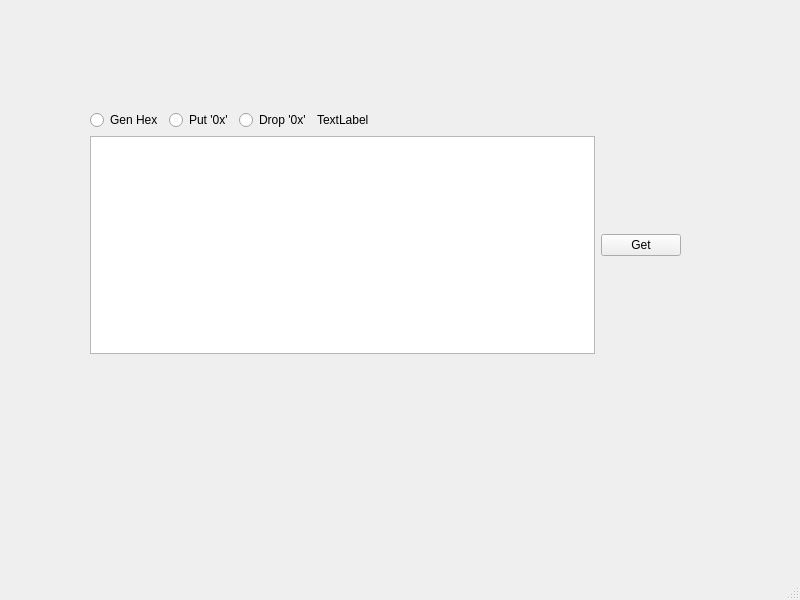
Qt form mainwindow.ui (GunwooYun/HexGenerator) before a commit.
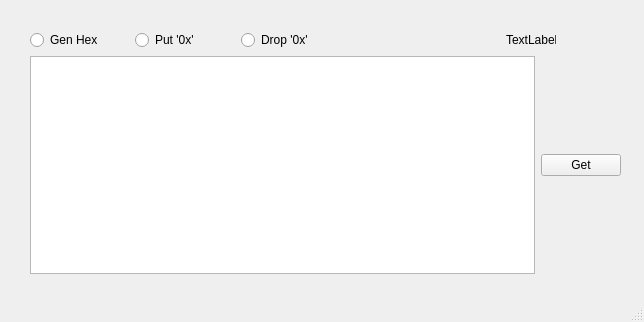
The same form after that commit.

What changed in the file:
```diff
--- a/mainwindow.ui
+++ b/mainwindow.ui
@@ -6,8 +6,8 @@
    <rect>
     <x>0</x>
     <y>0</y>
-    <width>800</width>
-    <height>600</height>
+    <width>644</width>
+    <height>322</height>
    </rect>
   </property>
   <property name="windowTitle">
@@ -17,8 +17,8 @@
    <widget class="QWidget" name="verticalLayoutWidget">
     <property name="geometry">
      <rect>
-      <x>90</x>
-      <y>110</y>
+      <x>30</x>
+      <y>30</y>
       <width>591</width>
       <height>244</height>
      </rect>
@@ -26,8 +26,17 @@
     <layout class="QVBoxLayout" name="verticalLayout">
      <item>
       <layout class="QHBoxLayout" name="horizontalLayout">
+       <property name="spacing">
+        <number>20</number>
+       </property>
        <item>
         <layout class="QHBoxLayout" name="horizontalLayout_2">
+         <property name="spacing">
+          <number>10</number>
+         </property>
+         <property name="sizeConstraint">
+          <enum>QLayout::SetDefaultConstraint</enum>
+         </property>
          <item>
           <widget class="QRadioButton" name="rbtn_GenHex">
            <property name="text">
@@ -42,7 +51,7 @@
            </property>
           </widget>
          </item>
-         <item>
+         <item alignment="Qt::AlignLeft">
           <widget class="QRadioButton" name="rbtn_Drop0x">
            <property name="text">
             <string>Drop '0x'</string>
@@ -50,22 +59,47 @@
           </widget>
          </item>
          <item>
-          <widget class="QLabel" name="label">
-           <property name="text">
-            <string>TextLabel</string>
+          <spacer name="horizontalSpacer_2">
+           <property name="orientation">
+            <enum>Qt::Horizontal</enum>
            </property>
-          </widget>
+           <property name="sizeType">
+            <enum>QSizePolicy::Maximum</enum>
+           </property>
+           <property name="sizeHint" stdset="0">
+            <size>
+             <width>150</width>
+             <height>20</height>
+            </size>
+           </property>
+          </spacer>
          </item>
         </layout>
        </item>
+       <item>
+        <widget class="QLabel" name="label_InputLen">
+         <property name="maximumSize">
+          <size>
+           <width>50</width>
+           <height>16777215</height>
+          </size>
+         </property>
+         <property name="text">
+          <string>TextLabel</string>
+         </property>
+        </widget>
+       </item>
        <item>
         <spacer name="horizontalSpacer">
          <property name="orientation">
           <enum>Qt::Horizontal</enum>
          </property>
+         <property name="sizeType">
+          <enum>QSizePolicy::Maximum</enum>
+         </property>
          <property name="sizeHint" stdset="0">
           <size>
-           <width>40</width>
+           <width>65</width>
            <height>20</height>
           </size>
          </property>
```
Left out of the diff: 2 changed lines with no effect on the pictures.
